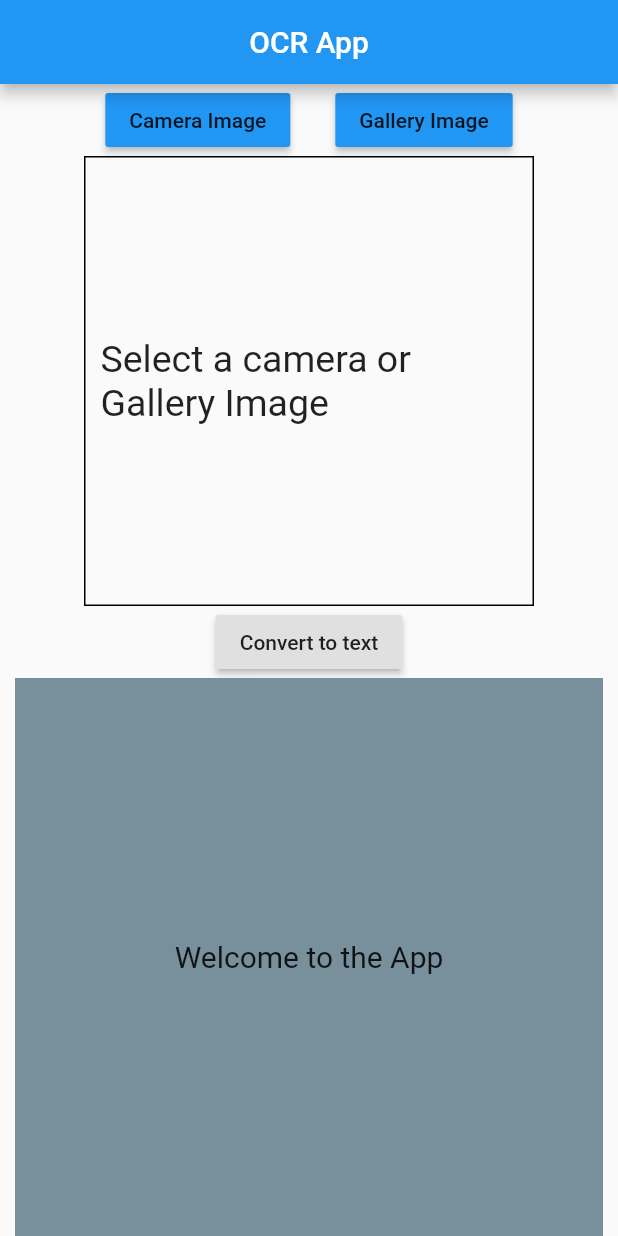
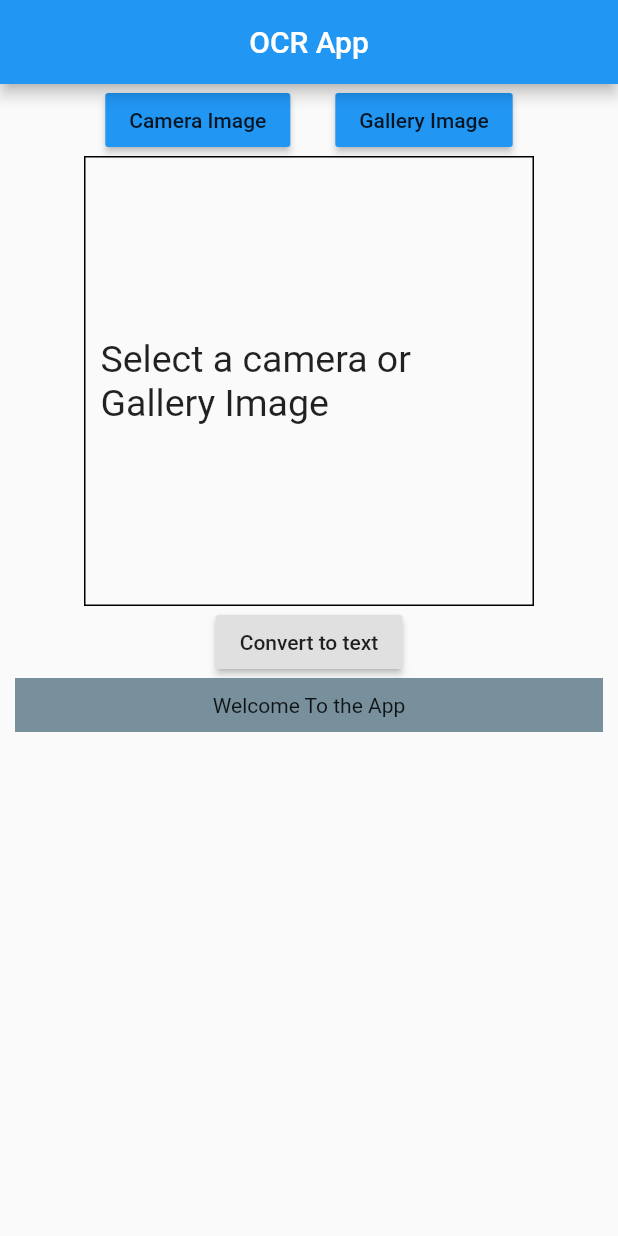
Before and after one commit to EANimesha/ocr_mobile, a Flutter app: the screen it shows after launch, on a phone screen of 412 x 824 dp. Run offline on Flutter 3.47's test engine with Material 2 defaults, Android fonts, the phone set to English and light mode, and no system bars; our stand-ins replace dio, equatable, image_picker.

Commit message:
added some error handling codes when server error occurs

```diff
--- a/lib/features/OCR/data/datasources/real_ocr_datasource.dart
+++ b/lib/features/OCR/data/datasources/real_ocr_datasource.dart
@@ -13,13 +13,27 @@ class RealOcrRepository implements OcrRepository{
     // print(image.path);
     FormData formData=new FormData.from({
       "image":UploadFileInfo(image,image.path),
-      "token":"eyJhbGciOiJIUzI1NiIsInR5cCI6IkpXVCJ9.eyJlbWFpbCI6Im5kaWxpbmk5N0BnbWFpbC5jb20iLCJfaWQiOiI1ZTBmNGNiZTAzMzZjNTAwMDRiNzZiM2MiLCJpYXQiOjE1Nzg1ODY3ODMsImV4cCI6MTU3ODU5MDM4M30.uZnITDXLZZeBQMjqj8vmWg9PqywLXsqgF6wYYFwsi0Y"
+      "token":"eyJhbGciOiJIUzI1NiIsInR5cCI6IkpXVCJ9.eyJlbWFpbCI6Im5kaWxpbmk5N0BnbWFpbC5jb20iLCJfaWQiOiI1ZTBmNGNiZTAzMzZjNTAwMDRiNzZiM2MiLCJpYXQiOjE1Nzg2NDY2ODEsImV4cCI6MTU3ODY1MDI4MX0.IIvAAUPFXWbF0EjsOZuvnzeWNbyzrJndA9g0Ozv_Qaw"
     });
 
-      Dio dio = new Dio();
-      var response=await dio.post("https://ocr-system.herokuapp.com/image",data:formData);
-      print(json.encode(response.data).toString());
+  try{
+    Dio dio = new Dio();
+    var response=await dio.post("https://ocr-system.herokuapp.com/image",data:formData);
+    print(json.encode(response.data).toString());
+    return OcrResultModel.fromJson(response.data);
+  }catch(e){
+    throw Failure("An error Occured.Please Try another photo");
+  }
 
-    return OcrResultModel.fromJson(response.data);
   }
 }
+
+class Failure {
+  // Use something like "int code;" if you want to translate error messages
+  final String message;
+
+  Failure(this.message);
+
+  @override
+  String toString() => message;
+}
--- a/lib/features/OCR/presentation/screens/app_screen.dart
+++ b/lib/features/OCR/presentation/screens/app_screen.dart
@@ -18,7 +18,8 @@ class AppScreen extends StatefulWidget {
 class _AppScreenState extends State<AppScreen> {
   File _image;
   ImageFactory imageFactory=ImageFactory();
-  String _result="Welcome to the App";
+  Future<OcrResult> _ocrResult;
+  ConvertImageToText convertImageToText=ConvertImageToText(RealOcrRepository());
 
   @override
   Widget build(BuildContext context) {
@@ -28,7 +29,8 @@ class _AppScreenState extends State<AppScreen> {
         centerTitle: true,
       ),
        body:
-          Center(
+          SingleChildScrollView(
+            child: Center(
                 child: Column(
                 children: <Widget>[
                   Row(
@@ -66,40 +68,48 @@ class _AppScreenState extends State<AppScreen> {
 
                    RaisedButton(
                      child: Text("Convert to text"),
-                   onPressed: ()=>_upload(_image,context),
+                     onPressed: ()=>_upload(_image)
                    )
                   ,
-                Expanded(
-                    child: Container(
+                  Container(
                         width: MediaQuery.of(context).size.width-20.0,
                         color: Colors.blueGrey.shade400,
                         padding: EdgeInsets.all(10.0),
                         child:Center(
-                        child: _result=="Loading"? CircularProgressIndicator():Text(_result,style: TextStyle(fontSize: 20.0),),
+                          child: FutureBuilder<OcrResult>(
+                                  future: _ocrResult,
+                                  builder: (context,snapshot){
+                                    if(snapshot.connectionState==ConnectionState.waiting){
+                                      return CircularProgressIndicator();
+                                    }else if(snapshot.hasError){
+                                      final error=snapshot.error;
+                                      return Text(error.toString());
+                                    }
+                                    else if(snapshot.hasData){
+                                      final res=snapshot.data;
+                                      return  res.textResult==null?
+                                      CircularProgressIndicator():
+                                      Text(res.textResult,style: TextStyle(fontSize: 20.0),);
+                                    }
+                                    else{
+                                      return Text('Welcome To the App');
+                                    }
+                                  },
                                 )
-                    ),
+                        )
                   )
                 ],
+              ),
             )
           ),
     );
   }
 
-
-void _upload(File imageFile,BuildContext context)async{
+void _upload(File imageFile)async{
   setState(() {
-      this._result="Loading";
-    });
-
-    ConvertImageToText convertImageToText=ConvertImageToText(RealOcrRepository());
-    OcrResult res=await convertImageToText.call(image: imageFile);
-    this.setState(() {
-      if(res!=null){
-        this._result=res.textResult;
-      }
+    _ocrResult=convertImageToText.call(image: _image);
   });
 }
-
 
 Future<void> getImage(String type) async {
     Picture picture= imageFactory.getFrom(type);
```
Lines whose indentation alone changed are shown as unchanged.
